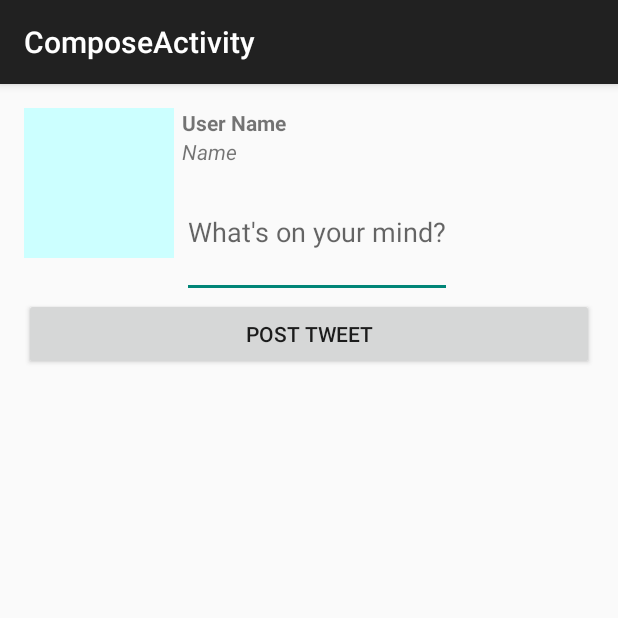
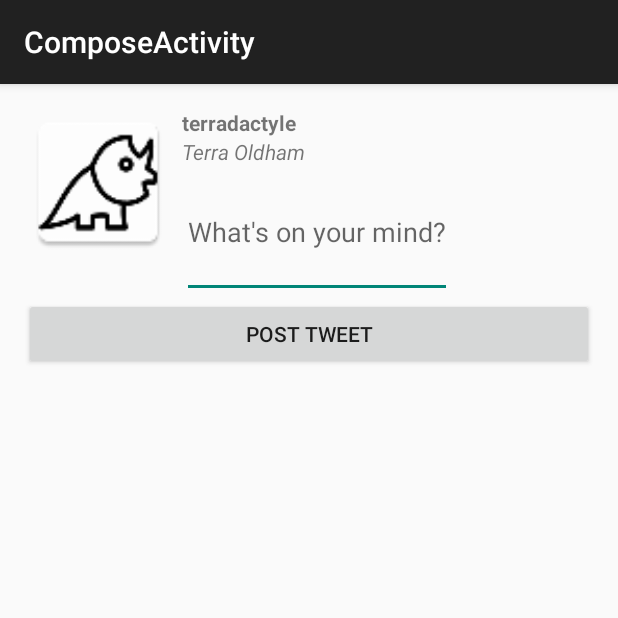
Before and after one commit to terraoldham/TwitterTweets, an Android app: the ComposeActivity screen opened directly, with no data from a screen before it, on a phone screen of 412 x 824 dp, the top half of it. Run offline under Robolectric (Android 15) with nearby library versions, the phone set to English and light mode, and no system bars; libraries missing offline, so code that uses them is left out: com.activeandroid; pictures from the network do not load; 1 statement that could not run was skipped.

```diff
--- a/app/src/main/java/com/codepath/apps/twittertweets/ComposeActivity.java
+++ b/app/src/main/java/com/codepath/apps/twittertweets/ComposeActivity.java
@@ -1,16 +1,14 @@
 package com.codepath.apps.twittertweets;
 
-import android.content.Intent;
 import android.os.Bundle;
 import android.support.v7.app.AppCompatActivity;
 import android.support.v7.widget.Toolbar;
-import android.util.Log;
 import android.widget.Button;
 import android.widget.EditText;
-import android.widget.Toast;
 
 public class ComposeActivity extends AppCompatActivity {
 
+    TwitterClient client;
     private Button onCompose;
     public EditText tweetText;
 
@@ -21,12 +19,13 @@ public class ComposeActivity extends AppCompatActivity {
         Toolbar toolbar = (Toolbar) findViewById(R.id.toolbar);
         setSupportActionBar(toolbar);
 
+        client = TwitterApplication.getRestClient();
         tweetText = (EditText) findViewById(R.id.tweet_text);
         onCompose = (Button) findViewById(R.id.onCompose);
         //onCompose.setOnClickListener((View.OnClickListener) this);
     }
 
-    public void onCompose() {
+    /* public void onCompose() {
         //TwitterClient client = new TwitterClient(getContext());
         Log.d("DEBUG", "Do we get here zero?");
         Toast.makeText(this, "Posting your Tweet", Toast.LENGTH_LONG).show();
@@ -34,7 +33,58 @@ public class ComposeActivity extends AppCompatActivity {
         intent.putExtra("tweetText", tweetText.toString());
         startActivity(intent);
         Log.d("DEBUG", "Do we get here first?");
+
         // upon success, delay, then back to the other activity and see post
+    } */
+
+    /*
+    public void onCompose() {
+        client.postTweet(new JsonHttpResponseHandler() {
+            //Log.d("DEBUG", "Do we get here zero?");
+            Toast.makeText(this, "Posting your Tweet", Toast.LENGTH_LONG).show();
+            Intent intent = new Intent(ComposeActivity.this, TwitterClient.class);
+            intent.putExtra("tweetText", tweetText.toString());
+            startActivity(intent);
+            //Log.d("DEBUG", "Do we get here first?");
+            //Success
+            @Override
+            public void onSuccess(int statusCode, PreferenceActivity.Header[] headers, JSONObject json) {
+                Log.d("DEBUG", json.toString());
+            }
+
+            @Override
+            public void onFailure(int statusCode, Header[] headers, Throwable throwable, JSONObject errorResponse) {
+                Log.d("DEBUG", errorResponse.toString());
+            }
+            //Failure
+        });
     }
 
+    */
+
+    /* Comment out for now
+    public View getView(int position, View convertView, ViewGroup parent) {
+
+        // Get Tweets
+        CurrentUser currentUser = ;
+        // Find or inflate template
+        if (convertView == null) {
+            convertView = LayoutInflater.from(getContext()).inflate(R.layout.item_tweet, parent, false);
+        }
+        // find subviews to fill with data
+        ImageView ivProfileImage = (ImageView) convertView.findViewById(R.id.ivProfileImage);
+        TextView tvUserName = (TextView) convertView.findViewById(R.id.tvUserName);
+        TextView tvName = (TextView) convertView.findViewById(R.id.tvName);
+        // populate data into the subviews
+        tvUserName.setText(currentUser.getUserName());
+        tvName.setText(currentUser.getName());
+        ivProfileImage.setImageResource(android.R.color.transparent);
+        //Picasso.with(getContext()).load(currentUser.getProfileImageUrl()).into(ivProfileImage);
+        //Log.d("DEBUG", tweet.getUser().getProfileImageUrl());
+        return convertView;
+        // return view to be inserted into list
+    }
+
+    */
+
 }
--- a/app/src/main/res/layout/content_compose.xml
+++ b/app/src/main/res/layout/content_compose.xml
@@ -16,16 +16,16 @@
         android:layout_width="100dp"
         android:layout_height="100dp"
         android:id="@+id/ivProfileImage"
+        android:background="@mipmap/dino_tweets"
         android:layout_alignParentLeft="true"
         android:layout_alignParentStart="true"
-        android:background="#ccffff"
         android:padding="5dp"
         android:layout_marginRight="5dp" />
 
     <TextView
         android:layout_width="wrap_content"
         android:layout_height="wrap_content"
-        android:text="User Name"
+        android:text="terradactyle"
         android:textStyle="bold"
         android:id="@+id/tvUserName"
         android:layout_alignParentTop="true"
@@ -35,7 +35,7 @@
     <TextView
         android:layout_width="wrap_content"
         android:layout_height="wrap_content"
-        android:text="Name"
+        android:text="Terra Oldham"
         android:textStyle="italic"
         android:id="@+id/tvName"
         android:layout_toRightOf="@+id/ivProfileImage"
```
Also changed, not shown: app/src/main/java/com/codepath/apps/twittertweets/TimelineActivity.java (+13 -30 lines), app/src/main/java/com/codepath/apps/twittertweets/TwitterClient.java (+7 -0 lines), app/src/main/java/com/codepath/apps/twittertweets/models/CurrentUser.java (added, +44 -0 lines).
